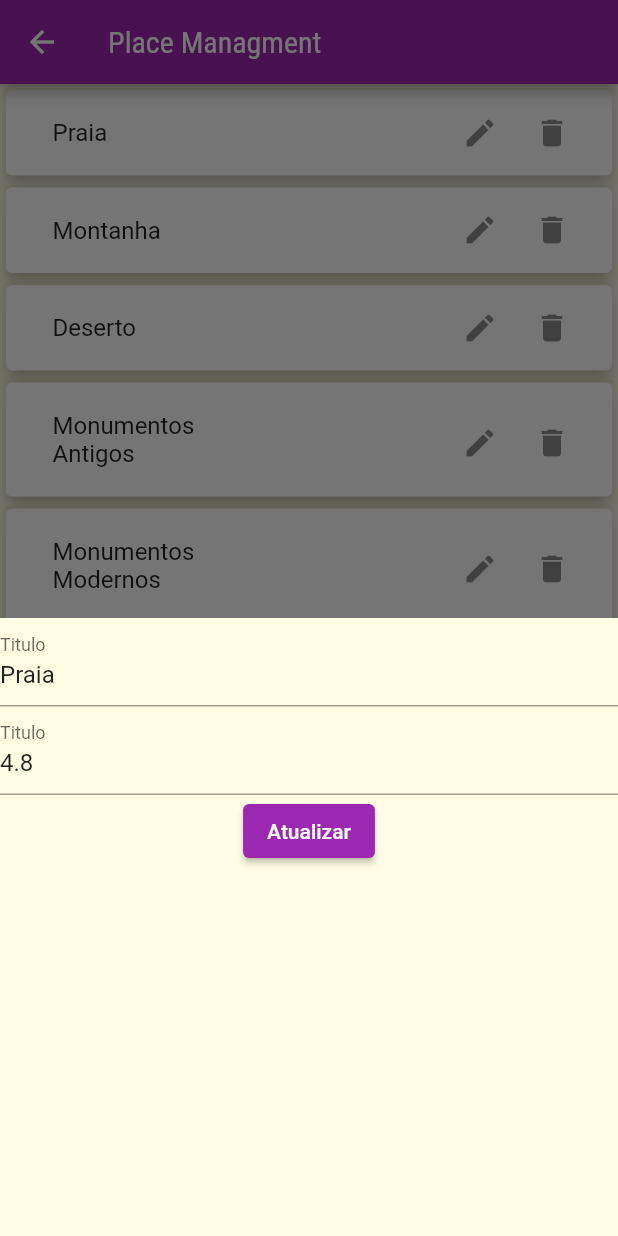
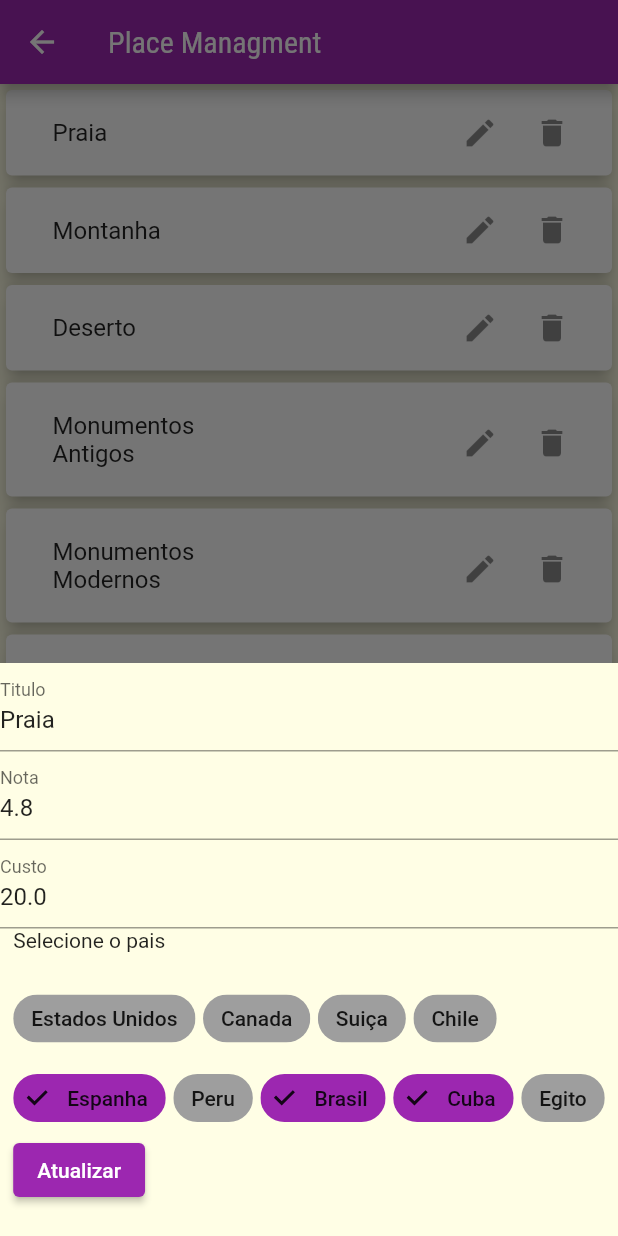
Before and after one commit to HiltonThallyson/-Flutter-miniprojeto03-trip-advices, a Flutter app: the EditPlaces screen opened by its route, after a tap on the "edit" icon, on a phone screen of 412 x 824 dp. Run offline on Flutter 3.47's test engine with Material 2 defaults, Android fonts, the phone set to English and light mode, and no system bars; our stand-ins replace multi_select_flutter.

Commit message:
New options for edit

```diff
--- /dev/null
+++ b/lib/components/edit_modal.dart
@@ -0,0 +1,162 @@
+import 'package:f3_lugares/models/place.dart';
+import 'package:flutter/material.dart';
+import '../data/my_data.dart';
+
+class EditModal extends StatefulWidget {
+  final Place place;
+
+  EditModal(this.place);
+  @override
+  State<EditModal> createState() => _EditModalState();
+}
+
+class _EditModalState extends State<EditModal> {
+  final _titleController = TextEditingController();
+  final _rateController = TextEditingController();
+  final _imgUrlController = TextEditingController();
+  final _avgCostController = TextEditingController();
+
+  late final Place oldPlace;
+  List<String> countries = [];
+  late String id;
+  String title = '';
+  late double rate;
+  late double avgCost;
+  String imageUrl = '';
+  bool isRateValid = false;
+  bool isAvgCostValid = false;
+  bool isTitleValid = false;
+  bool isPlaceAdded = false;
+  bool isUrlEmpty = true;
+  List<String> recommendations = [];
+
+  late FocusNode titleNode;
+  late FocusNode avgCostNode;
+  late FocusNode rateNode;
+  late FocusNode imgUrlNode;
+
+  @override
+  void initState() {
+    title = widget.place.titulo;
+    rate = widget.place.avaliacao;
+    id = widget.place.id;
+    countries = widget.place.paises;
+    recommendations = widget.place.recomendacoes;
+    imageUrl = widget.place.imagemUrl;
+    avgCost = widget.place.custoMedio;
+    _titleController.text = title;
+    _rateController.text = rate.toString();
+    _imgUrlController.text = imageUrl;
+    _avgCostController.text = avgCost.toString();
+    titleNode = FocusNode();
+    avgCostNode = FocusNode();
+    rateNode = FocusNode();
+    imgUrlNode = FocusNode();
+    super.initState();
+  }
+
+  void _submitUpdate() {
+    oldPlace = widget.place;
+    final newPlace = Place(
+        id: oldPlace.id,
+        paises: countries,
+        titulo: title,
+        imagemUrl: imageUrl,
+        recomendacoes: recommendations,
+        avaliacao: rate,
+        custoMedio: rate);
+    if (newPlace.titulo != oldPlace.titulo ||
+        newPlace.avaliacao != oldPlace.avaliacao ||
+        newPlace.custoMedio != oldPlace.custoMedio ||
+        newPlace.paises != oldPlace.paises ||
+        newPlace.imagemUrl != oldPlace.imagemUrl ||
+        newPlace.recomendacoes != oldPlace.recomendacoes) {
+      setState(() {
+        DUMMY_PLACES.removeWhere((place) => place.id == id);
+        DUMMY_PLACES.add(newPlace);
+      });
+    }
+    Navigator.pop(context);
+  }
+
+  void _countriesHandler(String id) {
+    setState(() {
+      if (countries.contains(id)) {
+        countries.remove(id);
+      } else {
+        countries.add(id);
+      }
+    });
+  }
+
+  @override
+  Widget build(BuildContext context) {
+    return Container(
+        padding: EdgeInsets.only(
+            bottom: MediaQuery.of(context).viewInsets.bottom + 20),
+        child: SingleChildScrollView(
+          child: Form(
+            child: Column(children: [
+              TextField(
+                controller: _titleController,
+                onChanged: (_) => setState(() {
+                  title = _titleController.text;
+                }),
+                decoration: InputDecoration(
+                  labelText: 'Titulo',
+                ),
+              ),
+              TextField(
+                controller: _rateController,
+                onChanged: (_) => setState(() {
+                  rate = double.parse(_rateController.text);
+                }),
+                decoration: InputDecoration(
+                  labelText: 'Nota',
+                ),
+              ),
+              TextField(
+                controller: _avgCostController,
+                onChanged: (_) => setState(() {
+                  avgCost = double.parse(_avgCostController.text);
+                }),
+                decoration: InputDecoration(
+                  labelText: 'Custo',
+                ),
+              ),
+              Column(
+                crossAxisAlignment: CrossAxisAlignment.start,
+                children: [
+                  Text('Selecione o pais'),
+                  SizedBox(
+                    height: 20,
+                  ),
+                  Container(
+                    child: Wrap(
+                        spacing: 5,
+                        runSpacing: 5,
+                        children: DUMMY_COUNTRIES
+                            .map(
+                              (country) => FilterChip(
+                                label: Text(country.title),
+                                onSelected: (_) =>
+                                    _countriesHandler(country.id),
+                                backgroundColor:
+                                    Theme.of(context).colorScheme.tertiary,
+                                selectedColor:
+                                    Theme.of(context).colorScheme.primary,
+                                selected: countries.contains(country.id),
+                              ),
+                            )
+                            .toList()),
+                  ),
+                  ElevatedButton(
+                      onPressed: () => _submitUpdate(),
+                      child: Text('Atualizar'))
+                ],
+              ),
+            ]),
+          ),
+        ));
+  }
+}
--- a/lib/data/my_data.dart
+++ b/lib/data/my_data.dart
@@ -39,6 +39,7 @@ const DUMMY_COUNTRIES = const [
     title: 'Brasil',
     color: Colors.lightGreen,
   ),
+  Country(id: 'c9', title: 'Cuba', color: Colors.blue),
   Country(
     id: 'c10',
     title: 'Egito',
--- a/lib/screens/edit_places.dart
+++ b/lib/screens/edit_places.dart
@@ -1,5 +1,7 @@
+import 'package:f3_lugares/components/edit_modal.dart';
 import 'package:f3_lugares/components/place_item.dart';
 import 'package:f3_lugares/data/my_data.dart';
+import 'package:f3_lugares/models/country.dart';
 import 'package:f3_lugares/utils/app_routes.dart';
 import 'package:flutter/material.dart';
 
@@ -11,89 +13,24 @@ class EditPlaces extends StatefulWidget {
 }
 
 class _EditPlacesState extends State<EditPlaces> {
-  final _titleController = TextEditingController();
-  final _rateController = TextEditingController();
-
-  late String title;
-  late double rate;
-  late String id;
-  bool isUpdated = false;
-  //late double avgCost;
-
-  void _submitUpdate(Place oldPlace) {
-    final newPlace = Place(
-        id: oldPlace.id,
-        paises: oldPlace.paises,
-        titulo: title,
-        imagemUrl: oldPlace.imagemUrl,
-        recomendacoes: oldPlace.recomendacoes,
-        avaliacao: rate,
-        custoMedio: oldPlace.avaliacao);
-    setState(() {
-      if (isUpdated) {
-        DUMMY_PLACES.removeWhere((place) => place.id == id);
-        DUMMY_PLACES.add(newPlace);
-      }
-    });
-    Navigator.pop(context);
-  }
-
   void _editPlace(Place place) {
-    title = place.titulo;
-    rate = place.avaliacao;
-    id = place.id;
-
-    setState(() {
-      _titleController.text = title;
-      _rateController.text = rate.toString();
-    });
-
-    showModalBottomSheet(
+    Future isUpdated = showModalBottomSheet(
         context: context,
+        isScrollControlled: true,
         builder: (BuildContext context) {
-          return Container(
-            height: MediaQuery.of(context).size.height / 2,
-            child: SingleChildScrollView(
-              child: Form(
-                child: Column(
-                  children: [
-                    TextField(
-                      controller: _titleController,
-                      onChanged: (_) => setState(() {
-                        title = _titleController.text;
-                      }),
-                      decoration: InputDecoration(
-                        labelText: 'Titulo',
-                      ),
-                    ),
-                    TextField(
-                      controller: _rateController,
-                      onChanged: (_) => setState(() {
-                        if (_rateController.text == place.avaliacao) {
-                          isUpdated = false;
-                        } else {
-                          rate = double.parse(_rateController.text);
-                          isUpdated = true;
-                        }
-                      }),
-                      decoration: InputDecoration(
-                        labelText: 'Titulo',
-                      ),
-                    ),
-                    ElevatedButton(
-                        onPressed: () => _submitUpdate(place),
-                        child: Text('Atualizar'))
-                  ],
-                ),
-              ),
-            ),
-          );
-        });
+          return EditModal(place);
+        }).then((_) => setState(
+          () {},
+        ));
   }
 
   void _deletePlace(String id) {
     setState(() {
       DUMMY_PLACES.removeWhere((place) => place.id == id);
+      ScaffoldMessenger.of(context).showSnackBar(SnackBar(
+        content: Text('Lugar removido com sucesso!'),
+        duration: Duration(seconds: 2),
+      ));
     });
   }
 
```
Also changed, not shown: lib/components/recommendation_modal.dart (added, +78 -0 lines), lib/screens/place_form.dart (+60 -9 lines).
